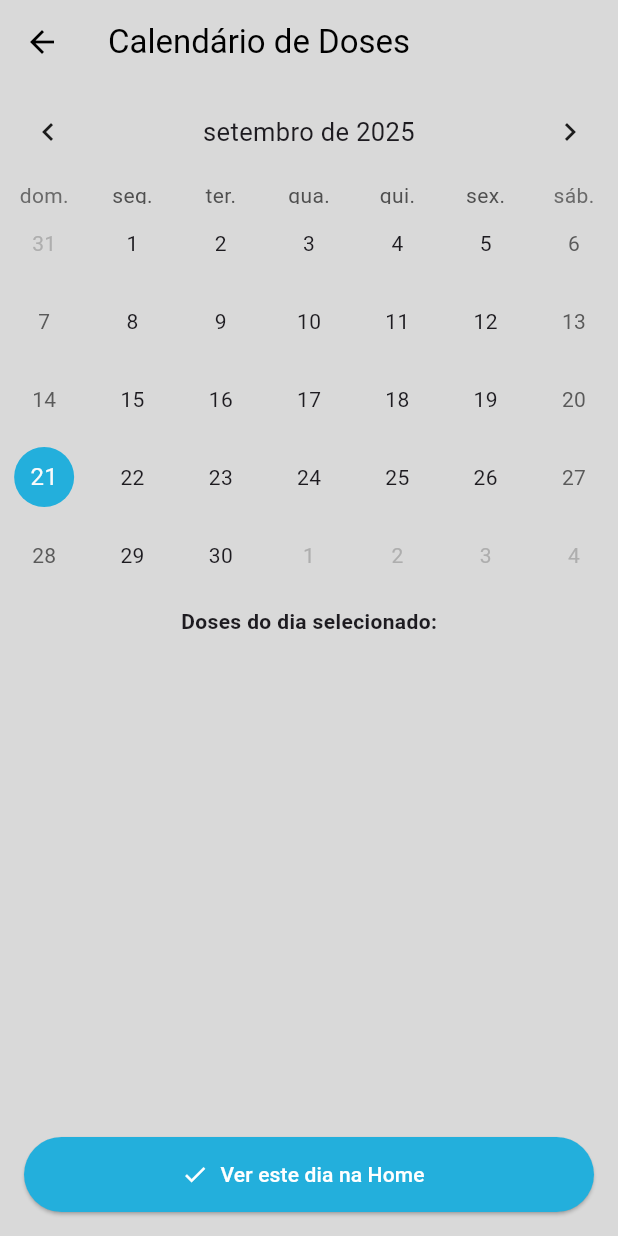
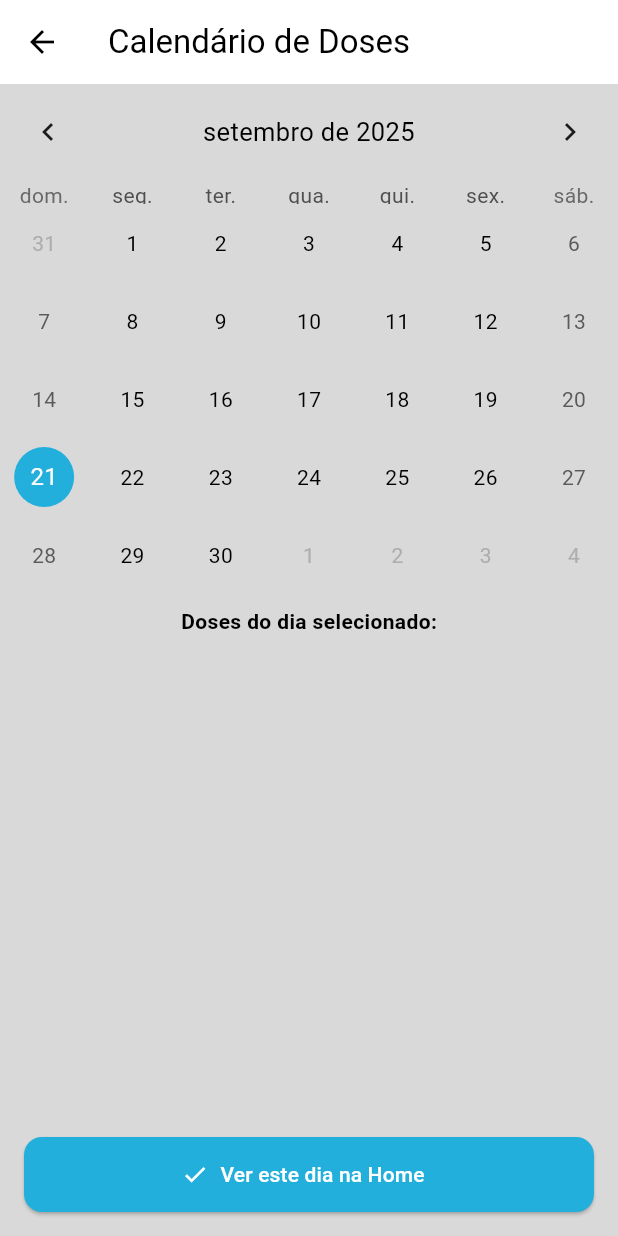
Before and after one commit to MBritoS19/CheckPills, a Flutter app: the screen it shows after launch, after a tap on the "calendar month" icon, on a phone screen of 412 x 824 dp. Run offline on Flutter 3.47's test engine with Material 3 defaults, Android fonts, the light colour scheme and no system bars; drawn by our look-alikes of table_calendar; our stand-ins replace drift, image_picker; accounts and stored records are empty; generated files the repository leaves out were written again.

Commit message:
fix(incremento2): Finalmente consegui fazer funcionar corretamente essa configuração do tema escuro

```diff
--- a/checkpills/lib/core/theme/app_theme.dart
+++ b/checkpills/lib/core/theme/app_theme.dart
@@ -1,37 +1,95 @@
+// lib/core/theme/app_theme.dart
+
 import 'package:flutter/material.dart';
 
-// A sua cor de fundo. Corrigi o código hexadecimal para o que estava na sua documentação.
-const Color appBackgroundColor = Color(0xFFD9D9D9);
-const Color orangeColor = Color(0xFFF2994A);
+// 1. DEFINIÇÃO DAS CORES PRINCIPAIS DO APP
+const Color _primaryBlue = Color(0xFF23AFDC);
+const Color _accentOrange = Color(0xFFDC5023);
+const Color _lightGreyBackground = Color(0xFFD9D9D9);
 
-// Renomeie o appTheme existente para lightTheme
+// 2. DEFINIÇÃO DO NOSSO ESQUEMA DE CORES CLARO
+const ColorScheme _lightColorScheme = ColorScheme(
+  brightness: Brightness.light,
+  primary: _primaryBlue,
+  onPrimary: Colors.white,
+  secondary: _accentOrange,
+  onSecondary: Colors.white,
+  error: Colors.redAccent,
+  onError: Colors.white,
+  background: _lightGreyBackground,
+  onBackground: Colors.black,
+  surface: Colors.white,
+  onSurface: Colors.black,
+);
+
+// 3. DEFINIÇÃO DO NOSSO ESQUEMA DE CORES ESCURO
+const ColorScheme _darkColorScheme = ColorScheme(
+  brightness: Brightness.dark,
+  primary: _primaryBlue,
+  onPrimary: Colors.white,
+  secondary: _accentOrange,
+  onSecondary: Colors.white,
+  error: Colors.redAccent,
+  onError: Colors.white,
+  background: Color(0xFF121212),
+  onBackground: Colors.white,
+  surface: Color(0xFF1E1E1E),
+  onSurface: Colors.white,
+);
+
+// 4. CONFIGURAÇÃO FINAL DO TEMA CLARO
 final ThemeData lightTheme = ThemeData(
-  scaffoldBackgroundColor: appBackgroundColor,
+  useMaterial3: true,
+  colorScheme: _lightColorScheme,
+  scaffoldBackgroundColor: _lightColorScheme.background,
   appBarTheme: const AppBarTheme(
-    backgroundColor: appBackgroundColor,
+    // REMOVEMOS as cores explícitas. O Material 3 agora usa as cores
+    // 'surface' e 'onSurface' do ColorScheme para a AppBar por padrão.
     elevation: 0,
-    foregroundColor: Colors.black,
   ),
-  cardTheme: const CardThemeData(
-    // <-- CORRIGIDO AQUI
-    color: Colors.white,
+  cardTheme: CardThemeData( // CORRIGIDO: CardTheme -> CardThemeData
+    color: _lightColorScheme.surface,
     elevation: 1,
   ),
-  brightness: Brightness.light,
+  floatingActionButtonTheme: FloatingActionButtonThemeData(
+    backgroundColor: _lightColorScheme.primary,
+    foregroundColor: _lightColorScheme.onPrimary,
+  ),
+  elevatedButtonTheme: ElevatedButtonThemeData(
+    style: ElevatedButton.styleFrom(
+      backgroundColor: _lightColorScheme.primary,
+      foregroundColor: _lightColorScheme.onPrimary,
+      shape: RoundedRectangleBorder(
+        borderRadius: BorderRadius.circular(12),
+      ),
+    ),
+  ),
 );
 
-// ADICIONE ESTE NOVO TEMA ESCURO
+// 5. CONFIGURAÇÃO FINAL DO TEMA ESCURO
 final ThemeData darkTheme = ThemeData(
-  brightness: Brightness.dark,
-  scaffoldBackgroundColor: Colors.grey[900],
-  appBarTheme: AppBarTheme(
-    backgroundColor: Colors.grey[900],
+  useMaterial3: true,
+  colorScheme: _darkColorScheme,
+  scaffoldBackgroundColor: _darkColorScheme.background,
+  appBarTheme: const AppBarTheme(
+    // Da mesma forma, removemos as cores explícitas aqui.
     elevation: 0,
-    foregroundColor: Colors.white,
   ),
-  cardTheme: CardThemeData(
-    // <-- CORRIGIDO AQUI
-    color: Colors.grey[850],
+  cardTheme: CardThemeData( // CORRIGIDO: CardTheme -> CardThemeData
+    color: _darkColorScheme.surface,
     elevation: 1,
   ),
+  floatingActionButtonTheme: FloatingActionButtonThemeData(
+    backgroundColor: _darkColorScheme.primary,
+    foregroundColor: _darkColorScheme.onPrimary,
+  ),
+  elevatedButtonTheme: ElevatedButtonThemeData(
+    style: ElevatedButton.styleFrom(
+      backgroundColor: _darkColorScheme.primary,
+      foregroundColor: _darkColorScheme.onPrimary,
+      shape: RoundedRectangleBorder(
+        borderRadius: BorderRadius.circular(12),
+      ),
+    ),
+  ),
 );
--- a/checkpills/lib/data/datasources/database.dart
+++ b/checkpills/lib/data/datasources/database.dart
@@ -67,7 +67,7 @@ class AppDatabase extends _$AppDatabase {
   AppDatabase() : super(_openConnection());
 
   @override
-  int get schemaVersion => 1;
+  int get schemaVersion => 2;
 }
 
 // Adiciona as classes Dao
@@ -174,6 +174,10 @@ class SettingsDao extends DatabaseAccessor<AppDatabase>
   Future<int> updateSettings(SettingsCompanion entry) {
     return into(settings).insertOnConflictUpdate(entry);
   }
+
+  Future<Setting?> getSettings() {
+  return (select(settings)..limit(1)).getSingleOrNull();
+}
 }
 
 LazyDatabase _openConnection() {
--- a/checkpills/lib/main.dart
+++ b/checkpills/lib/main.dart
@@ -1,3 +1,5 @@
+// lib/main.dart
+
 import 'package:CheckPills/presentation/screens/configuration_screen.dart';
 import 'package:CheckPills/presentation/screens/add_medication_screen.dart';
 import 'package:CheckPills/presentation/providers/medication_provider.dart';
@@ -11,6 +13,8 @@ import 'package:provider/provider.dart';
 import 'package:flutter/material.dart';
 import 'package:flutter/services.dart';
 
+// lib/main.dart
+
 Future<void> main() async {
   WidgetsFlutterBinding.ensureInitialized();
   await initializeDateFormatting('pt_BR', null);
@@ -20,20 +24,26 @@ Future<void> main() async {
     DeviceOrientation.portraitDown,
   ]);
 
+  final AppDatabase database = AppDatabase();
+
+  // Buscamos as configurações salvas ANTES de rodar o app.
+  final Setting? initialSettings = await database.settingsDao.getSettings();
+
   runApp(
-    Provider<AppDatabase>(
-      create: (context) => AppDatabase(),
-      dispose: (context, db) => db.close(),
+    Provider<AppDatabase>.value(
+      value: database,
       child: MultiProvider(
         providers: [
           ChangeNotifierProvider(
             create: (context) => MedicationProvider(
-              database: Provider.of<AppDatabase>(context, listen: false),
+              database: database,
             ),
           ),
           ChangeNotifierProvider(
             create: (context) => SettingsProvider(
-              database: Provider.of<AppDatabase>(context, listen: false),
+              database: database,
+              // Passamos as configurações iniciais para o provider.
+              initialSettings: initialSettings,
             ),
           ),
         ],
@@ -48,15 +58,13 @@ class MyApp extends StatelessWidget {
 
   @override
   Widget build(BuildContext context) {
-    // Escuta o SettingsProvider para saber se o modo noturno está ativo
     final settingsProvider = context.watch<SettingsProvider>();
 
     return MaterialApp(
       debugShowCheckedModeBanner: false,
-
-      // APLICA O TEMA CORRETO
-      theme: lightTheme, // Nosso tema claro
-      darkTheme: darkTheme, // Nosso novo tema escuro
+      // Nossos temas centralizados agora são a única fonte da verdade para o design
+      theme: lightTheme,
+      darkTheme: darkTheme,
       themeMode:
           settingsProvider.settings.darkMode ? ThemeMode.dark : ThemeMode.light,
 
@@ -95,17 +103,15 @@ class _MainScreenState extends State<MainScreen> {
     final screenWidth = MediaQuery.of(context).size.width;
     final screenHeight = MediaQuery.of(context).size.height;
 
-    // A lista de telas agora está aqui, de forma mais limpa.
     final List<Widget> screens = [
-      const HomeScreen(), // Índice 0
-      const ConfigurationScreen(), // Índice 1
+      const HomeScreen(),
+      const ConfigurationScreen(),
     ];
 
-    // A lógica para escolher a tela foi simplificada.
-    // `_selectedIndex` nunca será nulo.
     final Widget currentScreen = screens[_selectedIndex];
 
-    const blueColor = Color(0xFF23AFDC);
+    // REMOVEMOS a constante de cor local.
+    // const blueColor = Color(0xFF23AFDC);
 
     return Scaffold(
       body: currentScreen,
@@ -113,12 +119,14 @@ class _MainScreenState extends State<MainScreen> {
         height: screenWidth * 0.18,
         width: screenWidth * 0.18,
         child: FloatingActionButton(
-          backgroundColor: blueColor,
+          // REMOVIDO: backgroundColor: blueColor,
+          // A cor agora é definida pelo 'floatingActionButtonTheme' em app_theme.dart.
           shape: const CircleBorder(),
           child: Icon(
             Icons.add,
             size: screenWidth * 0.1,
-            color: Colors.white,
+            // REMOVIDO: color: Colors.white,
+            // A cor do ícone também é definida pelo tema ('onPrimary').
           ),
           onPressed: () {
             showModalBottomSheet(
@@ -148,7 +156,10 @@ class _MainScreenState extends State<MainScreen> {
               child: IconButton(
                 icon: const Icon(Icons.home),
                 onPressed: () => _onItemTapped(0),
-                color: _selectedIndex == 0 ? blueColor : Colors.grey,
+                // ALTERADO: Usamos a cor primária do tema.
+                color: _selectedIndex == 0
+                    ? Theme.of(context).colorScheme.primary
+                    : Colors.grey,
                 iconSize: screenWidth * 0.09,
               ),
             ),
@@ -158,7 +169,10 @@ class _MainScreenState extends State<MainScreen> {
               child: IconButton(
                 icon: const Icon(Icons.settings),
                 onPressed: () => _onItemTapped(1),
-                color: _selectedIndex == 1 ? blueColor : Colors.grey,
+                // ALTERADO: Usamos a cor primária do tema.
+                color: _selectedIndex == 1
+                    ? Theme.of(context).colorScheme.primary
+                    : Colors.grey,
                 iconSize: screenWidth * 0.09,
               ),
             ),
--- a/checkpills/lib/presentation/providers/settings_provider.dart
+++ b/checkpills/lib/presentation/providers/settings_provider.dart
@@ -3,67 +3,50 @@
 import 'dart:async';
 import 'package:flutter/material.dart';
 import 'package:CheckPills/data/datasources/database.dart';
+import 'package:drift/drift.dart' hide Column;
 
 class SettingsProvider with ChangeNotifier {
   final AppDatabase database;
-  StreamSubscription? _settingsSubscription;
 
-  Setting _settings = Setting(
-    id: 1,
-    userName: null,
-    standardPillType: null,
-    darkMode: false,
-    refillReminder: 5,
-    createdAt: DateTime.now(),
-    updatedAt: DateTime.now(),
-  );
+  // O estado é uma variável simples, como no início.
+  Setting _settings;
 
   Setting get settings => _settings;
 
-  SettingsProvider({required this.database}) {
-    _listenToSettings();
-  }
+  // O construtor recebe o estado inicial carregado do banco de dados.
+  SettingsProvider({required this.database, Setting? initialSettings})
+      : _settings = initialSettings ??
+            Setting(
+              id: 1,
+              darkMode: false,
+              refillReminder: 5,
+              createdAt: DateTime.now(),
+              updatedAt: DateTime.now(),
+            );
 
-  @override
-  void dispose() {
-    _settingsSubscription?.cancel();
-    super.dispose();
-  }
+  // O método de atualização otimista permanece o mesmo da sua versão.
+  Future<void> updateSettings(SettingsCompanion newSettings) async {
+    final newDarkMode = newSettings.darkMode.present
+        ? newSettings.darkMode.value
+        : _settings.darkMode;
+    final newUserName = newSettings.userName.present
+        ? newSettings.userName.value
+        : _settings.userName;
+    final newRefillReminder = newSettings.refillReminder.present
+        ? newSettings.refillReminder.value
+        : _settings.refillReminder;
 
-  void _listenToSettings() {
-    _settingsSubscription?.cancel();
-    _settingsSubscription =
-        database.settingsDao.watchSettings().listen((settings) {
-      if (settings != null) {
-        _settings = settings;
-        notifyListeners();
-      }
-    });
-  }
-
-  Future<void> updateSettings(SettingsCompanion newSettings) async {
-    // 1. Manda o banco de dados se atualizar em segundo plano.
-    // Removemos o 'await' para não esperar aqui.
-    database.settingsDao.updateSettings(newSettings);
-
-    // 2. Atualiza o estado local do provider IMEDIATAMENTE.
-    // Usamos o método copyWith para criar um novo objeto 'Setting'
-    // com os valores que acabaram de ser alterados.
-    _settings = _settings.copyWith(
-      userName: newSettings.userName,
-      standardPillType: newSettings.standardPillType,
-      darkMode: newSettings.darkMode.present
-          ? newSettings.darkMode.value
-          : _settings.darkMode,
-      refillReminder: newSettings.refillReminder.present
-          ? newSettings.refillReminder.value
-          : _settings.refillReminder,
-      updatedAt: newSettings.updatedAt.present
-          ? newSettings.updatedAt.value
-          : DateTime.now(),
+    _settings = Setting(
+      id: _settings.id,
+      createdAt: _settings.createdAt,
+      darkMode: newDarkMode,
+      userName: newUserName,
+      refillReminder: newRefillReminder,
+      updatedAt: DateTime.now(),
     );
 
-    // 3. Notifica a UI sobre a mudança instantaneamente.
     notifyListeners();
+
+    await database.settingsDao.updateSettings(newSettings.copyWith(id: const Value(1)));
   }
 }
--- a/checkpills/lib/presentation/screens/calendar_screen.dart
+++ b/checkpills/lib/presentation/screens/calendar_screen.dart
@@ -74,18 +74,18 @@ class _CalendarScreenState extends State<CalendarScreen> {
               titleCentered: true,
               formatButtonVisible: false,
             ),
-            calendarStyle: const CalendarStyle(
+            calendarStyle: CalendarStyle(
           todayDecoration: BoxDecoration(
-                color: Colors.grey,
+            color: Theme.of(context).colorScheme.primary.withOpacity(0.5),
             shape: BoxShape.circle,
           ),
           selectedDecoration: BoxDecoration(
-                color: Color(0xFF23AFDC),
+            color: Theme.of(context).colorScheme.primary,
             shape: BoxShape.circle,
           ),
           // Estilo para o marcador de evento
           markerDecoration: BoxDecoration(
-                color: Color(0xFFDC5023), // Cor laranja do seu app
+            color: Theme.of(context).colorScheme.secondary,
             shape: BoxShape.circle,
           ),
         ),
@@ -122,8 +122,6 @@ class _CalendarScreenState extends State<CalendarScreen> {
           label: const Text('Ver este dia na Home'),
           style: ElevatedButton.styleFrom(
             minimumSize: const Size.fromHeight(50),
-                backgroundColor: const Color(0xFF23AFDC),
-                foregroundColor: Colors.white,
           ),
           onPressed: () {
                 // Fecha a tela e retorna o dia selecionado
--- a/checkpills/lib/presentation/screens/configuration_screen.dart
+++ b/checkpills/lib/presentation/screens/configuration_screen.dart
@@ -53,7 +53,7 @@ class _ConfigurationScreenState extends State<ConfigurationScreen> {
             ListTile(
               leading: const Icon(Icons.person_outline),
               title: Text(currentUserName ?? 'Definir nome de usuário'),
-              trailing: const Icon(Icons.edit_outlined, color: Colors.grey),
+              trailing: const Icon(Icons.edit_outlined),
               onTap: () {
                 _showUserNameDialog(context, provider);
               },
@@ -81,8 +81,7 @@ class _ConfigurationScreenState extends State<ConfigurationScreen> {
               // NOVO: Mostra o valor atual e é clicável
               trailing: Text(
                 '${provider.settings.refillReminder} doses',
-                style: const TextStyle(
-                    fontWeight: FontWeight.bold, color: Colors.grey),
+                style: const TextStyle(fontWeight: FontWeight.bold),
               ),
               onTap: () {
                 _showRefillReminderDialog(context, provider);
--- a/checkpills/lib/presentation/screens/home_screen.dart
+++ b/checkpills/lib/presentation/screens/home_screen.dart
@@ -32,8 +32,8 @@ class _HomeScreenState extends State<HomeScreen> {
     showDialog(
       context: context,
       builder: (ctx) => AlertDialog(
-        icon: const Icon(Icons.warning_amber_rounded,
-            color: Color(0xFFDC5023), size: 48),
+        icon: Icon(Icons.warning_amber_rounded,
+            color: Theme.of(context).colorScheme.secondary, size: 48),
         title: const Text('Estoque Esgotado', textAlign: TextAlign.center),
         content: RichText(
           textAlign: TextAlign.center,
@@ -58,10 +58,6 @@ class _HomeScreenState extends State<HomeScreen> {
             children: [
               // Botão de Ação Primária (Adicionar Estoque)
               ElevatedButton(
-                style: ElevatedButton.styleFrom(
-                  backgroundColor: const Color(0xFF23AFDC), // Azul
-                  foregroundColor: Colors.white,
-                ),
                 child: const Text('Adicionar Estoque'),
                 onPressed: () {
                   Navigator.of(ctx).pop();
@@ -72,8 +68,9 @@ class _HomeScreenState extends State<HomeScreen> {
               // Botão de Ação Secundária (Não controlar)
               ElevatedButton(
                 style: ElevatedButton.styleFrom(
-                  backgroundColor: const Color(0xFFDC5023), // Laranja
-                  foregroundColor: Colors.white,
+                  // Para cores diferentes do padrão, estilizamos aqui.
+        backgroundColor: Theme.of(context).colorScheme.secondary,
+        foregroundColor: Theme.of(context).colorScheme.onSecondary,
                 ),
                 child: const Text('Não controlar estoque'), // Texto completo
                 onPressed: () {
@@ -99,8 +96,8 @@ class _HomeScreenState extends State<HomeScreen> {
     showDialog(
       context: context,
       builder: (ctx) => AlertDialog(
-        icon: const Icon(Icons.inventory_2_outlined,
-            color: Color(0xFF23AFDC), size: 48),
+        icon: Icon(Icons.inventory_2_outlined,
+            color: Theme.of(context).colorScheme.primary, size: 48),
         title: const Text('Adicionar Estoque', textAlign: TextAlign.center),
         content: Column(
           mainAxisSize: MainAxisSize.min,
@@ -127,10 +124,6 @@ class _HomeScreenState extends State<HomeScreen> {
             crossAxisAlignment: CrossAxisAlignment.stretch,
             children: [
               ElevatedButton(
-                style: ElevatedButton.styleFrom(
-                  backgroundColor: const Color(0xFF23AFDC),
-                  foregroundColor: Colors.white,
-                ),
                 child: const Text('Salvar'),
                 onPressed: () {
                   final newStock = int.tryParse(stockController.text);
@@ -147,8 +140,8 @@ class _HomeScreenState extends State<HomeScreen> {
               // --- BOTÃO "CANCELAR" ALTERADO ---
               ElevatedButton(
                 style: ElevatedButton.styleFrom(
-                  backgroundColor: const Color(0xFFDC5023), // Cor laranja
-                  foregroundColor: Colors.white,
+                   backgroundColor: Theme.of(context).colorScheme.secondary, // Cor do tema
+        foregroundColor: Theme.of(context).colorScheme.onSecondary
                 ),
                 child: const Text('Cancelar'),
                 onPressed: () {
@@ -225,7 +218,7 @@ class _HomeScreenState extends State<HomeScreen> {
             isSelected: currentDate.day == _selectedDate.day &&
                 currentDate.month == _selectedDate.month &&
                 currentDate.year == _selectedDate.year,
-            highlightColor: const Color(0xFF23AFDC),
+            highlightColor: Theme.of(context).colorScheme.primary,
             screenWidth: screenWidth,
           ),
         ),
@@ -249,8 +242,8 @@ class _HomeScreenState extends State<HomeScreen> {
 
   @override
 Widget build(BuildContext context) {
-    const orangeColor = Color(0xFFDC5023);
-    const blueColor = Color(0xFF23AFDC);
+  // As cores agora virão do ColorScheme do tema.
+  final colorScheme = Theme.of(context).colorScheme;
   final screenWidth = MediaQuery.of(context).size.width;
 
     return Scaffold(
@@ -290,7 +283,7 @@ class _HomeScreenState extends State<HomeScreen> {
       ),
       body: Column(
     children: [
-          const Divider(color: orangeColor, height: 1, thickness: 1),
+      Divider(color: colorScheme.secondary, height: 1, thickness: 1),
       Container(
             color: Theme.of(context).cardTheme.color,
             padding: EdgeInsets.symmetric(vertical: screenWidth * 0.02),
@@ -321,7 +314,7 @@ class _HomeScreenState extends State<HomeScreen> {
                 style: TextStyle(
                     fontSize: screenWidth * 0.04,
                     fontWeight: FontWeight.bold,
-                        color: blueColor),
+                    color: colorScheme.primary), // Cor do tema
               ),
                 ),
               ],
@@ -370,9 +363,9 @@ class _HomeScreenState extends State<HomeScreen> {
                                 builder: (BuildContext context) {
                                   return AlertDialog(
                                     // Ícone de exclusão para clareza
-                                    icon: const Icon(
+                                    icon: Icon(
                                         Icons.delete_forever_rounded,
-                                        color: Colors.red,
+                                        color: Theme.of(context).colorScheme.error,
                                         size: 48),
 
                                     title: const Text('Confirmar Exclusão',
@@ -408,8 +401,8 @@ class _HomeScreenState extends State<HomeScreen> {
                                           // Botão de exclusão com destaque (cor de perigo)
                                           ElevatedButton(
                                             style: ElevatedButton.styleFrom(
-                                              backgroundColor: Colors.red,
-                                              foregroundColor: Colors.white,
+                                              backgroundColor: Theme.of(context).colorScheme.error, // Cor de erro do tema
+    foregroundColor: Theme.of(context).colorScheme.onError,
                                             ),
                                             child: const Text('Sim, Excluir'),
                                             onPressed: () =>
@@ -492,7 +485,7 @@ class _HomeScreenState extends State<HomeScreen> {
                           isTaken
                               ? Icons.check_circle
                               : Icons.radio_button_unchecked,
-                              color: isTaken ? blueColor : Colors.grey,
+                          color: isTaken ? colorScheme.primary : Colors.grey, // Cor do tema
                           size: 30,
                         ),
                             onPressed: () {
@@ -520,7 +513,7 @@ class _HomeScreenState extends State<HomeScreen> {
               },
             ),
       ),
-          const Divider(color: orangeColor, height: 1, thickness: 1),
+      Divider(color: colorScheme.secondary, height: 1, thickness: 1),
     ],
   ),
     );
--- a/checkpills/lib/presentation/widgets/dose_event_card.dart
+++ b/checkpills/lib/presentation/widgets/dose_event_card.dart
@@ -48,7 +48,7 @@ class DoseEventCard extends StatelessWidget {
             IconButton(
               icon: Icon(
                 isTaken ? Icons.check_circle : Icons.radio_button_unchecked,
-                color: isTaken ? Colors.green : Colors.grey,
+                color: isTaken ? Theme.of(context).colorScheme.primary : null,
               ),
               onPressed: () => onToggleStatus(combinedData.doseEvent),
             ),
```
Also changed, not shown: checkpills/lib/presentation/screens/add_medication_screen.dart (+23 -31 lines). Lines whose indentation alone changed are shown as unchanged.
